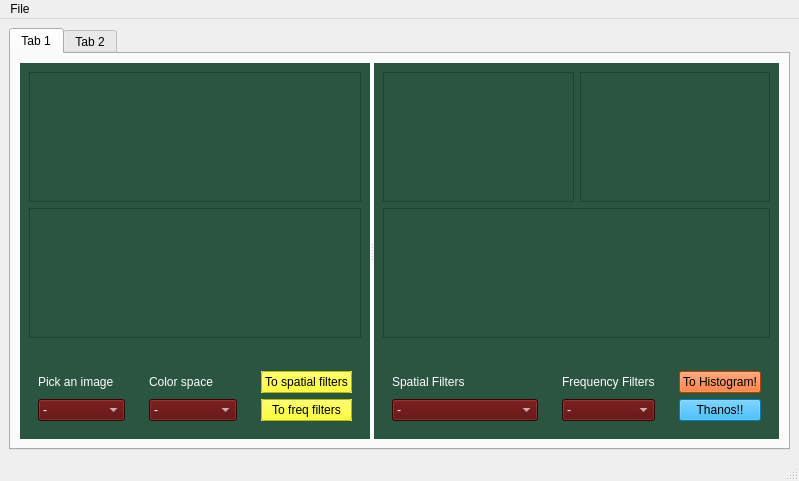
The window that Gui.ui (Ahmedwael-afk/Histogram) describes before a commit, drawn with Qt 5.
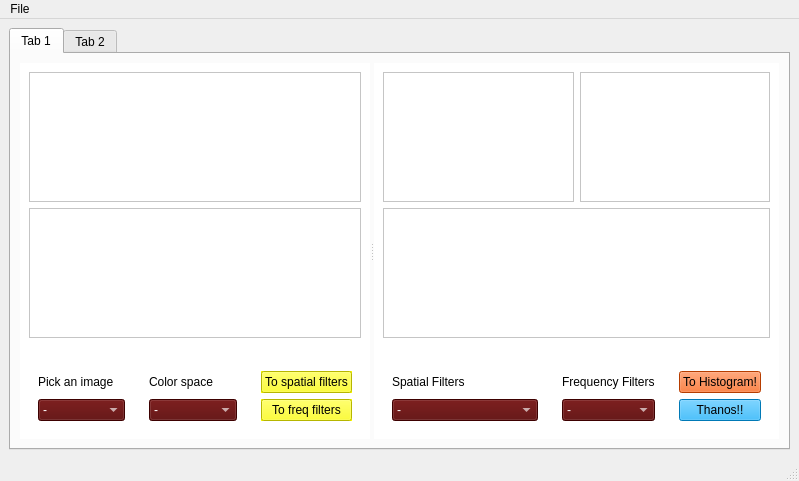
The same window after the commit. Icons and pictures are not drawn. Custom widgets are drawn as their Qt base class.

Diff of the .ui file:
```diff
--- a/Gui.ui
+++ b/Gui.ui
@@ -27,63 +27,63 @@
           <colorrole role="WindowText">
            <brush brushstyle="SolidPattern">
             <color alpha="255">
-             <red>255</red>
-             <green>255</green>
-             <blue>255</blue>
+             <red>0</red>
+             <green>0</green>
+             <blue>0</blue>
             </color>
            </brush>
           </colorrole>
           <colorrole role="Button">
            <brush brushstyle="SolidPattern">
             <color alpha="255">
-             <red>41</red>
-             <green>85</green>
-             <blue>65</blue>
+             <red>255</red>
+             <green>255</green>
+             <blue>255</blue>
             </color>
            </brush>
           </colorrole>
           <colorrole role="Light">
            <brush brushstyle="SolidPattern">
             <color alpha="255">
-             <red>61</red>
-             <green>127</green>
-             <blue>97</blue>
+             <red>255</red>
+             <green>255</green>
+             <blue>255</blue>
             </color>
            </brush>
           </colorrole>
           <colorrole role="Midlight">
            <brush brushstyle="SolidPattern">
             <color alpha="255">
-             <red>51</red>
-             <green>106</green>
-             <blue>81</blue>
+             <red>255</red>
+             <green>255</green>
+             <blue>255</blue>
             </color>
            </brush>
           </colorrole>
           <colorrole role="Dark">
            <brush brushstyle="SolidPattern">
             <color alpha="255">
-             <red>20</red>
-             <green>42</green>
-             <blue>32</blue>
+             <red>127</red>
+             <green>127</green>
+             <blue>127</blue>
             </color>
            </brush>
           </colorrole>
           <colorrole role="Mid">
            <brush brushstyle="SolidPattern">
             <color alpha="255">
-             <red>27</red>
-             <green>56</green>
-             <blue>43</blue>
+             <red>170</red>
+             <green>170</green>
+             <blue>170</blue>
             </color>
            </brush>
           </colorrole>
           <colorrole role="Text">
            <brush brushstyle="SolidPattern">
             <color alpha="255">
-             <red>255</red>
-             <green>255</green>
-             <blue>255</blue>
+             <red>0</red>
+             <green>0</green>
+             <blue>0</blue>
             </color>
            </brush>
           </colorrole>
@@ -99,27 +99,27 @@
           <colorrole role="ButtonText">
            <brush brushstyle="SolidPattern">
             <color alpha="255">
-             <red>255</red>
-             <green>255</green>
-             <blue>255</blue>
+             <red>0</red>
+             <green>0</green>
+             <blue>0</blue>
             </color>
            </brush>
           </colorrole>
           <colorrole role="Base">
            <brush brushstyle="SolidPattern">
             <color alpha="255">
-             <red>0</red>
-             <green>0</green>
-             <blue>0</blue>
+             <red>255</red>
+             <green>255</green>
+             <blue>255</blue>
             </color>
            </brush>
           </colorrole>
           <colorrole role="Window">
            <brush brushstyle="SolidPattern">
             <color alpha="255">
-             <red>41</red>
-             <green>85</green>
-             <blue>65</blue>
+             <red>255</red>
+             <green>255</green>
+             <blue>255</blue>
             </color>
            </brush>
           </colorrole>
@@ -135,9 +135,9 @@
           <colorrole role="AlternateBase">
            <brush brushstyle="SolidPattern">
             <color alpha="255">
-             <red>20</red>
-             <green>42</green>
-             <blue>32</blue>
+             <red>255</red>
+             <green>255</green>
+             <blue>255</blue>
             </color>
            </brush>
           </colorrole>
@@ -164,63 +164,63 @@
           <colorrole role="WindowText">
            <brush brushstyle="SolidPattern">
             <color alpha="255">
-             <red>255</red>
-             <green>255</green>
-             <blue>255</blue>
+             <red>0</red>
+             <green>0</green>
+             <blue>0</blue>
             </color>
            </brush>
           </colorrole>
           <colorrole role="Button">
            <brush brushstyle="SolidPattern">
             <color alpha="255">
-             <red>41</red>
-             <green>85</green>
-             <blue>65</blue>
+             <red>255</red>
+             <green>255</green>
+             <blue>255</blue>
             </color>
            </brush>
           </colorrole>
           <colorrole role="Light">
            <brush brushstyle="SolidPattern">
             <color alpha="255">
-             <red>61</red>
-             <green>127</green>
-             <blue>97</blue>
+             <red>255</red>
+             <green>255</green>
+             <blue>255</blue>
             </color>
            </brush>
           </colorrole>
           <colorrole role="Midlight">
            <brush brushstyle="SolidPattern">
             <color alpha="255">
-             <red>51</red>
-             <green>106</green>
-             <blue>81</blue>
+             <red>255</red>
+             <green>255</green>
+             <blue>255</blue>
             </color>
            </brush>
           </colorrole>
           <colorrole role="Dark">
            <brush brushstyle="SolidPattern">
             <color alpha="255">
-             <red>20</red>
-             <green>42</green>
-             <blue>32</blue>
+             <red>127</red>
+             <green>127</green>
+             <blue>127</blue>
             </color>
            </brush>
           </colorrole>
           <colorrole role="Mid">
            <brush brushstyle="SolidPattern">
             <color alpha="255">
-             <red>27</red>
-             <green>56</green>
-             <blue>43</blue>
+             <red>170</red>
+             <green>170</green>
+             <blue>170</blue>
             </color>
            </brush>
           </colorrole>
           <colorrole role="Text">
            <brush brushstyle="SolidPattern">
             <color alpha="255">
-             <red>255</red>
-             <green>255</green>
-             <blue>255</blue>
+             <red>0</red>
+             <green>0</green>
+             <blue>0</blue>
             </color>
            </brush>
           </colorrole>
@@ -236,27 +236,27 @@
           <colorrole role="ButtonText">
            <brush brushstyle="SolidPattern">
             <color alpha="255">
-             <red>255</red>
-             <green>255</green>
-             <blue>255</blue>
+             <red>0</red>
+             <green>0</green>
+             <blue>0</blue>
             </color>
            </brush>
           </colorrole>
           <colorrole role="Base">
            <brush brushstyle="SolidPattern">
             <color alpha="255">
-             <red>0</red>
-             <green>0</green>
-             <blue>0</blue>
+             <red>255</red>
+             <green>255</green>
+             <blue>255</blue>
             </color>
            </brush>
           </colorrole>
           <colorrole role="Window">
            <brush brushstyle="SolidPattern">
             <color alpha="255">
-             <red>41</red>
-             <green>85</green>
-             <blue>65</blue>
+             <red>255</red>
+             <green>255</green>
+             <blue>255</blue>
             </color>
            </brush>
           </colorrole>
@@ -272,9 +272,9 @@
           <colorrole role="AlternateBase">
            <brush brushstyle="SolidPattern">
             <color alpha="255">
-             <red>20</red>
-             <green>42</green>
-             <blue>32</blue>
+             <red>255</red>
+             <green>255</green>
+             <blue>255</blue>
             </color>
            </brush>
           </colorrole>
@@ -301,63 +301,63 @@
           <colorrole role="WindowText">
            <brush brushstyle="SolidPattern">
             <color alpha="255">
-             <red>20</red>
-             <green>42</green>
-             <blue>32</blue>
+             <red>127</red>
+             <green>127</green>
+             <blue>127</blue>
             </color>
            </brush>
           </colorrole>
           <colorrole role="Button">
            <brush brushstyle="SolidPattern">
             <color alpha="255">
-             <red>41</red>
-             <green>85</green>
-             <blue>65</blue>
+             <red>255</red>
+             <green>255</green>
+             <blue>255</blue>
             </color>
            </brush>
           </colorrole>
           <colorrole role="Light">
            <brush brushstyle="SolidPattern">
             <color alpha="255">
-             <red>61</red>
-             <green>127</green>
-             <blue>97</blue>
+             <red>255</red>
+             <green>255</green>
+             <blue>255</blue>
             </color>
            </brush>
           </colorrole>
           <colorrole role="Midlight">
            <brush brushstyle="SolidPattern">
             <color alpha="255">
-             <red>51</red>
-             <green>106</green>
-             <blue>81</blue>
+             <red>255</red>
+             <green>255</green>
+             <blue>255</blue>
             </color>
            </brush>
           </colorrole>
           <colorrole role="Dark">
            <brush brushstyle="SolidPattern">
             <color alpha="255">
-             <red>20</red>
-             <green>42</green>
-             <blue>32</blue>
+             <red>127</red>
+             <green>127</green>
+             <blue>127</blue>
             </color>
            </brush>
           </colorrole>
           <colorrole role="Mid">
            <brush brushstyle="SolidPattern">
             <color alpha="255">
-             <red>27</red>
-             <green>56</green>
-             <blue>43</blue>
+             <red>170</red>
+             <green>170</green>
+             <blue>170</blue>
             </color>
            </brush>
           </colorrole>
           <colorrole role="Text">
            <brush brushstyle="SolidPattern">
             <color alpha="255">
-             <red>20</red>
-             <green>42</green>
-             <blue>32</blue>
+             <red>127</red>
+             <green>127</green>
+             <blue>127</blue>
             </color>
            </brush>
           </colorrole>
@@ -373,27 +373,27 @@
           <colorrole role="ButtonText">
            <brush brushstyle="SolidPattern">
             <color alpha="255">
-             <red>20</red>
-             <green>42</green>
-             <blue>32</blue>
+             <red>127</red>
+             <green>127</green>
+             <blue>127</blue>
             </color>
            </brush>
           </colorrole>
           <colorrole role="Base">
            <brush brushstyle="SolidPattern">
             <color alpha="255">
-             <red>41</red>
-             <green>85</green>
-             <blue>65</blue>
+             <red>255</red>
+             <green>255</green>
+             <blue>255</blue>
             </color>
            </brush>
           </colorrole>
           <colorrole role="Window">
            <brush brushstyle="SolidPattern">
             <color alpha="255">
-             <red>41</red>
-             <green>85</green>
-             <blue>65</blue>
+             <red>255</red>
+             <green>255</green>
+             <blue>255</blue>
             </color>
            </brush>
           </colorrole>
@@ -409,9 +409,9 @@
           <colorrole role="AlternateBase">
            <brush brushstyle="SolidPattern">
             <color alpha="255">
-             <red>41</red>
-             <green>85</green>
-             <blue>65</blue>
+             <red>255</red>
+             <green>255</green>
+             <blue>255</blue>
             </color>
            </brush>
           </colorrole>
```
